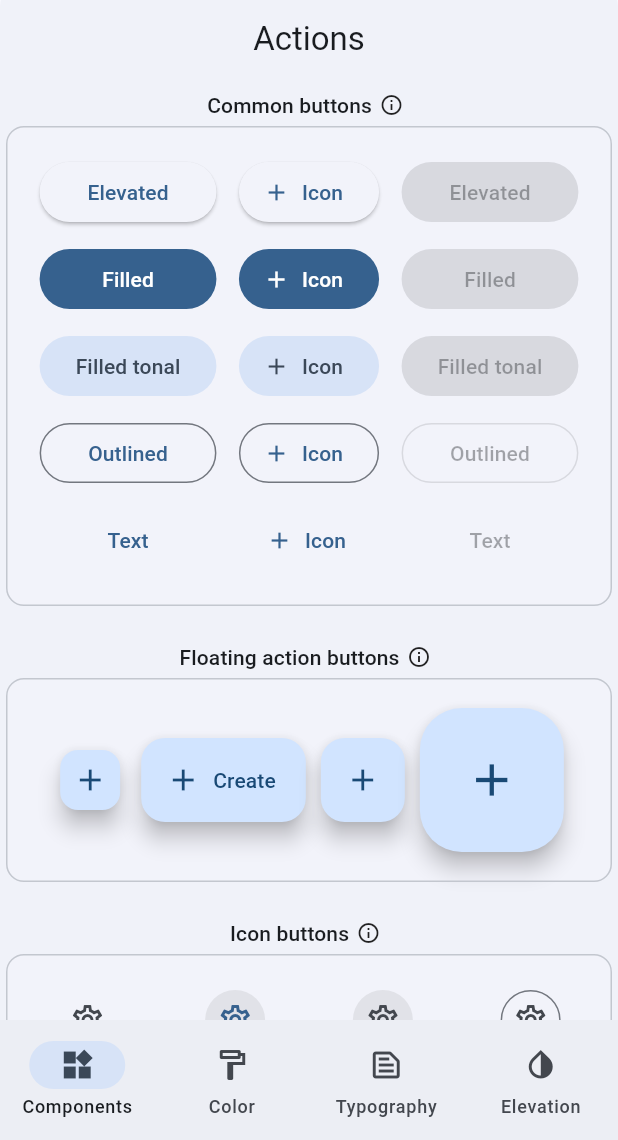
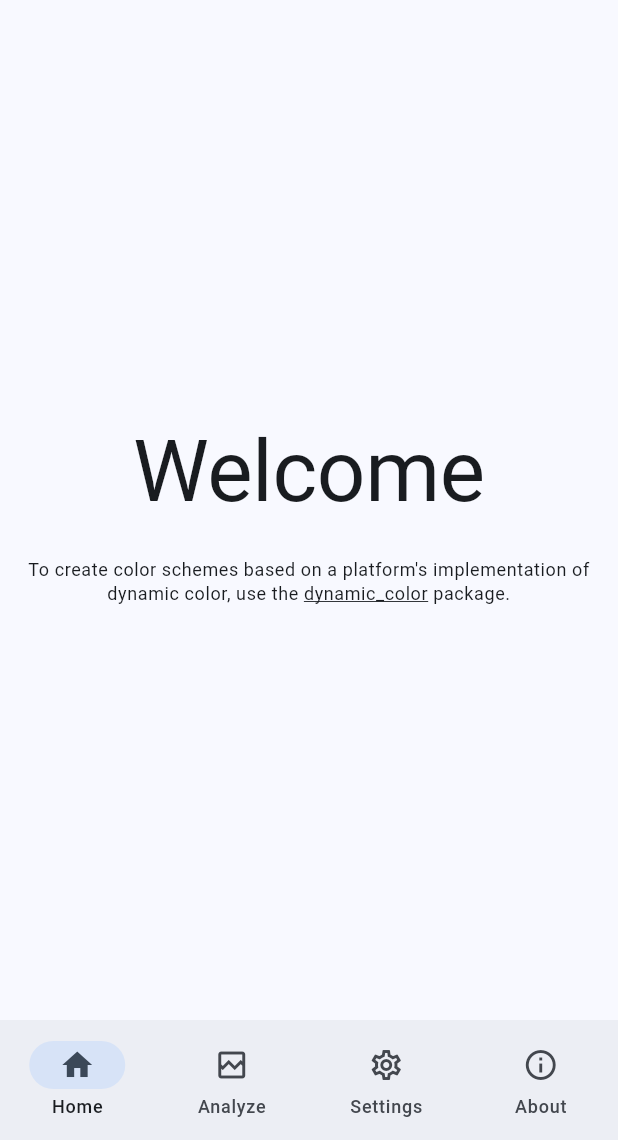
Before and after one commit to joda01/imagec_gui, a Flutter app: the screen it shows after launch, on a phone screen of 412 x 824 dp, the part 96-1236 px from its top. Run offline on Flutter 3.47's test engine with Material 2 defaults, Android fonts, the phone set to English and light mode, and no system bars.

Commit message:
chore: working

```diff
--- /dev/null
+++ b/lib/builder_component_group.dart
@@ -0,0 +1,38 @@
+import 'package:flutter/material.dart';
+import 'package:flutter/rendering.dart';
+import 'package:flutter/services.dart';
+
+const colDivider = SizedBox(height: 10);
+
+
+class ComponentGroupDecoration extends StatelessWidget {
+  const ComponentGroupDecoration(
+      {super.key, required this.label, required this.children});
+
+  final String label;
+  final List<Widget> children;
+
+  @override
+  Widget build(BuildContext context) {
+    // Fully traverse this component group before moving on
+    return FocusTraversalGroup(
+      child: Card(
+        margin: EdgeInsets.zero,
+        elevation: 0,
+        color: Theme.of(context).colorScheme.surfaceVariant.withOpacity(0.3),
+        child: Padding(
+          padding: const EdgeInsets.symmetric(vertical: 20.0),
+          child: Center(
+            child: Column(
+              children: [
+                Text(label, style: Theme.of(context).textTheme.titleLarge),
+                colDivider,
+                ...children
+              ],
+            ),
+          ),
+        ),
+      ),
+    );
+  }
+}
--- /dev/null
+++ b/lib/builder_sliver.dart
@@ -0,0 +1,94 @@
+import 'package:flutter/material.dart';
+import 'package:flutter/rendering.dart';
+import 'package:flutter/services.dart';
+
+
+// The heights information is used to override the `estimateMaxScrollOffset` and
+// provide a more accurate estimation for the max scroll offset.
+class BuildSlivers extends SliverChildBuilderDelegate {
+  BuildSlivers({
+    required NullableIndexedWidgetBuilder builder,
+    required this.heights,
+  }) : super(builder, childCount: heights.length);
+
+  final List<double?> heights;
+
+  @override
+  double? estimateMaxScrollOffset(int firstIndex, int lastIndex,
+      double leadingScrollOffset, double trailingScrollOffset) {
+    return heights.reduce((sum, height) => (sum ?? 0) + (height ?? 0))!;
+  }
+}
+
+
+
+// If the content of a CustomScrollView does not change, then it's
+// safe to cache the heights of each item as they are laid out. The
+// sum of the cached heights are returned by an override of
+// `SliverChildDelegate.estimateMaxScrollOffset`. The default version
+// of this method bases its estimate on the average height of the
+// visible items. The override ensures that the scrollbar thumb's
+// size, which depends on the max scroll offset, will shrink smoothly
+// as the contents of the list are exposed for the first time, and
+// then remain fixed.
+class CacheHeight extends SingleChildRenderObjectWidget {
+  const CacheHeight({
+    super.child,
+    required this.heights,
+    required this.index,
+  });
+
+  final List<double?> heights;
+  final int index;
+
+  @override
+  RenderObject createRenderObject(BuildContext context) {
+    return _RenderCacheHeight(
+      heights: heights,
+      index: index,
+    );
+  }
+
+  @override
+  void updateRenderObject(
+      BuildContext context, _RenderCacheHeight renderObject) {
+    renderObject
+      ..heights = heights
+      ..index = index;
+  }
+}
+
+class _RenderCacheHeight extends RenderProxyBox {
+  _RenderCacheHeight({
+    required List<double?> heights,
+    required int index,
+  })  : _heights = heights,
+        _index = index,
+        super();
+
+  List<double?> _heights;
+  List<double?> get heights => _heights;
+  set heights(List<double?> value) {
+    if (value == _heights) {
+      return;
+    }
+    _heights = value;
+    markNeedsLayout();
+  }
+
+  int _index;
+  int get index => _index;
+  set index(int value) {
+    if (value == index) {
+      return;
+    }
+    _index = value;
+    markNeedsLayout();
+  }
+
+  @override
+  void performLayout() {
+    super.performLayout();
+    heights[index] = size.height;
+  }
+}
--- a/lib/constants.dart
+++ b/lib/constants.dart
@@ -56,10 +56,10 @@ enum ColorImageProvider {
 }
 
 enum ScreenSelected {
-  component(0),
-  color(1),
-  typography(2),
-  elevation(3);
+  home(0),
+  analyze(1),
+  settings(2),
+  about(3);
 
   const ScreenSelected(this.value);
   final int value;
--- a/lib/home.dart
+++ b/lib/home.dart
@@ -3,9 +3,10 @@
 // found in the LICENSE file.
 
 import 'package:flutter/material.dart';
+import 'package:namer_app/screen_settings.dart';
 
-import 'navbar_builder.dart';
-import 'screen_main.dart';
+import 'builder_navbar.dart';
+import 'screen_home.dart';
 import 'screen_analyze.dart';
 import 'constants.dart';
 
@@ -13,27 +14,27 @@ import 'constants.dart';
 const List<NavigationDestination> appBarDestinations = [
   NavigationDestination(
     tooltip: '',
-    icon: Icon(Icons.widgets_outlined),
-    label: 'Components',
-    selectedIcon: Icon(Icons.widgets),
+    icon: Icon(Icons.home_outlined),
+    label: 'Home',
+    selectedIcon: Icon(Icons.home),
   ),
   NavigationDestination(
     tooltip: '',
-    icon: Icon(Icons.format_paint_outlined),
-    label: 'Color',
-    selectedIcon: Icon(Icons.format_paint),
+    icon: Icon(Icons.broken_image_outlined),
+    label: 'Analyze',
+    selectedIcon: Icon(Icons.broken_image),
   ),
   NavigationDestination(
     tooltip: '',
-    icon: Icon(Icons.text_snippet_outlined),
-    label: 'Typography',
-    selectedIcon: Icon(Icons.text_snippet),
+    icon: Icon(Icons.settings_outlined),
+    label: 'Settings',
+    selectedIcon: Icon(Icons.settings),
   ),
   NavigationDestination(
     tooltip: '',
-    icon: Icon(Icons.invert_colors_on_outlined),
-    label: 'Elevation',
-    selectedIcon: Icon(Icons.opacity),
+    icon: Icon(Icons.info_outline),
+    label: 'About',
+    selectedIcon: Icon(Icons.info),
   )
 ];
 
@@ -68,7 +69,7 @@ class _HomeState extends State<Home> with SingleTickerProviderStateMixin {
   bool showMediumSizeLayout = false;
   bool showLargeSizeLayout = false;
 
-  int screenIndex = ScreenSelected.component.value;
+  int screenIndex = ScreenSelected.home.value;
 
   @override
   initState() {
@@ -131,7 +132,13 @@ class _HomeState extends State<Home> with SingleTickerProviderStateMixin {
   Widget createScreenFor(
       ScreenSelected screenSelected, bool showNavBarExample) {
     switch (screenSelected) {
-      case ScreenSelected.component:
+      case ScreenSelected.home:
+        return const ScreenHome();
+      case ScreenSelected.analyze:
+        return const ScreenAnalyze();
+      case ScreenSelected.settings:
+        return const ScreenAnalyze();
+      case ScreenSelected.about:
         return Expanded(
           child: OneTwoTransition(
             animation: railAnimation,
@@ -144,12 +151,6 @@ class _HomeState extends State<Home> with SingleTickerProviderStateMixin {
             ),
           ),
         );
-      case ScreenSelected.color:
-        return const ScreenAnalyze();
-      case ScreenSelected.typography:
-        return const ScreenAnalyze();
-      case ScreenSelected.elevation:
-       return const ScreenAnalyze();
     }
   }
 
--- /dev/null
+++ b/lib/screen_home.dart
@@ -0,0 +1,78 @@
+// Copyright 2021 The Flutter team. All rights reserved.
+// Use of this source code is governed by a BSD-style license that can be
+// found in the LICENSE file.
+
+import 'package:flutter/gestures.dart';
+import 'package:flutter/material.dart';
+
+const Widget divider = SizedBox(height: 10);
+
+// If screen content width is greater or equal to this value, the light and dark
+// color schemes will be displayed in a column. Otherwise, they will
+// be displayed in a row.
+const double narrowScreenWidthThreshold = 400;
+
+class ScreenHome extends StatelessWidget {
+  const ScreenHome({super.key});
+
+  @override
+  Widget build(BuildContext context) {
+    final textTheme = Theme.of(context)
+        .textTheme
+        .apply(displayColor: Theme.of(context).colorScheme.onSurface);
+
+    Widget schemeLabel() {
+      return Container(
+          child: Padding(
+        padding: const EdgeInsets.symmetric(vertical: 15),
+        child: Text("Welcome", style: textTheme.displayLarge!),
+      ));
+    }
+
+    Widget footer() => RichText(
+          textAlign: TextAlign.center,
+          text: TextSpan(
+            style: Theme.of(context).textTheme.bodySmall,
+            children: [
+              const TextSpan(
+                  text: 'To create color schemes based on a '
+                      'platform\'s implementation of dynamic color, '
+                      'use the '),
+              TextSpan(
+                text: 'dynamic_color',
+                style: const TextStyle(decoration: TextDecoration.underline),
+                recognizer: TapGestureRecognizer()
+                  ..onTap = () async {
+                    final url = Uri.parse(
+                      'https://pub.dev/packages/dynamic_color',
+                    );
+                  },
+              ),
+              const TextSpan(text: ' package.'),
+            ],
+          ),
+        );
+
+    Widget expander() {
+      return Expanded(
+          child: FittedBox(
+              alignment: Alignment.center,
+              child: const Text('Flexible Content')));
+    }
+
+    return Expanded(
+      child: LayoutBuilder(builder: (context, constraints) {
+        return Align(
+            child: SingleChildScrollView(
+              child: Column(
+                children: <Widget>[
+                  schemeLabel(),
+                  divider,
+                  footer()
+                ],
+              ),
+            ));
+      }),
+    );
+  }
+}
--- a/lib/screen_main.dart
+++ b/lib/screen_settings.dart
@@ -6,10 +6,11 @@ import 'package:flutter/material.dart';
 import 'package:flutter/rendering.dart';
 import 'package:flutter/services.dart';
 
-import 'navbar_builder.dart';
+import 'builder_component_group.dart';
+import 'builder_navbar.dart';
+import 'builder_sliver.dart';
 
 const rowDivider = SizedBox(width: 20);
-const colDivider = SizedBox(height: 10);
 const tinySpacing = 3.0;
 const smallSpacing = 10.0;
 const double cardWidth = 115;
@@ -57,7 +58,7 @@ class FirstComponentList extends StatelessWidget {
               delegate: BuildSlivers(
                 heights: heights,
                 builder: (context, index) {
-                  return _CacheHeight(
+                  return CacheHeight(
                     heights: heights,
                     index: index,
                     child: children[index],
@@ -101,7 +102,7 @@ class SecondComponentList extends StatelessWidget {
               delegate: BuildSlivers(
                 heights: heights,
                 builder: (context, index) {
-                  return _CacheHeight(
+                  return CacheHeight(
                     heights: heights,
                     index: index,
                     child: children[index],
@@ -116,93 +117,10 @@ class SecondComponentList extends StatelessWidget {
   }
 }
 
-// If the content of a CustomScrollView does not change, then it's
-// safe to cache the heights of each item as they are laid out. The
-// sum of the cached heights are returned by an override of
-// `SliverChildDelegate.estimateMaxScrollOffset`. The default version
-// of this method bases its estimate on the average height of the
-// visible items. The override ensures that the scrollbar thumb's
-// size, which depends on the max scroll offset, will shrink smoothly
-// as the contents of the list are exposed for the first time, and
-// then remain fixed.
-class _CacheHeight extends SingleChildRenderObjectWidget {
-  const _CacheHeight({
-    super.child,
-    required this.heights,
-    required this.index,
-  });
-
-  final List<double?> heights;
-  final int index;
-
-  @override
-  RenderObject createRenderObject(BuildContext context) {
-    return _RenderCacheHeight(
-      heights: heights,
-      index: index,
-    );
-  }
-
-  @override
-  void updateRenderObject(
-      BuildContext context, _RenderCacheHeight renderObject) {
-    renderObject
-      ..heights = heights
-      ..index = index;
-  }
-}
-
-class _RenderCacheHeight extends RenderProxyBox {
-  _RenderCacheHeight({
-    required List<double?> heights,
-    required int index,
-  })  : _heights = heights,
-        _index = index,
-        super();
-
-  List<double?> _heights;
-  List<double?> get heights => _heights;
-  set heights(List<double?> value) {
-    if (value == _heights) {
-      return;
-    }
-    _heights = value;
-    markNeedsLayout();
-  }
-
-  int _index;
-  int get index => _index;
-  set index(int value) {
-    if (value == index) {
-      return;
-    }
-    _index = value;
-    markNeedsLayout();
-  }
-
-  @override
-  void performLayout() {
-    super.performLayout();
-    heights[index] = size.height;
-  }
-}
-
-// The heights information is used to override the `estimateMaxScrollOffset` and
-// provide a more accurate estimation for the max scroll offset.
-class BuildSlivers extends SliverChildBuilderDelegate {
-  BuildSlivers({
-    required NullableIndexedWidgetBuilder builder,
-    required this.heights,
-  }) : super(builder, childCount: heights.length);
-
-  final List<double?> heights;
-
-  @override
-  double? estimateMaxScrollOffset(int firstIndex, int lastIndex,
-      double leadingScrollOffset, double trailingScrollOffset) {
-    return heights.reduce((sum, height) => (sum ?? 0) + (height ?? 0))!;
-  }
-}
+
+
+
+
 
 class Actions extends StatelessWidget {
   const Actions({super.key});
@@ -2321,37 +2239,7 @@ class _SearchAnchorsState extends State<SearchAnchors> {
 
 
 
-class ComponentGroupDecoration extends StatelessWidget {
-  const ComponentGroupDecoration(
-      {super.key, required this.label, required this.children});
-
-  final String label;
-  final List<Widget> children;
-
-  @override
-  Widget build(BuildContext context) {
-    // Fully traverse this component group before moving on
-    return FocusTraversalGroup(
-      child: Card(
-        margin: EdgeInsets.zero,
-        elevation: 0,
-        color: Theme.of(context).colorScheme.surfaceVariant.withOpacity(0.3),
-        child: Padding(
-          padding: const EdgeInsets.symmetric(vertical: 20.0),
-          child: Center(
-            child: Column(
-              children: [
-                Text(label, style: Theme.of(context).textTheme.titleLarge),
-                colDivider,
-                ...children
-              ],
-            ),
-          ),
-        ),
-      ),
-    );
-  }
-}
+
 
 enum ColorItem {
   red('red', Colors.red),
```
Also changed, not shown: lib/builder_navbar.dart (renamed from lib/navbar_builder.dart), 1 other file.
